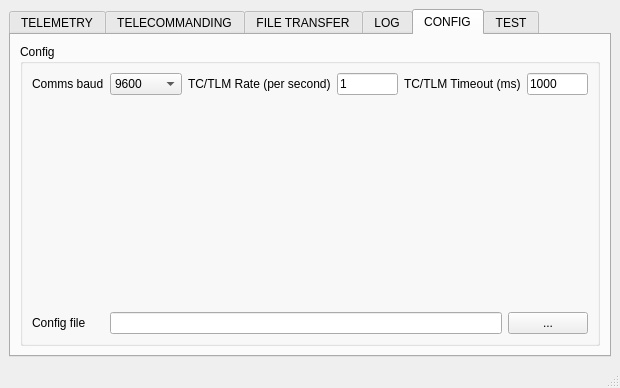
The window that platform-comms-app.ui (Open-Source-Satellite/Mercury-GS) describes before a commit, drawn with Qt 5.
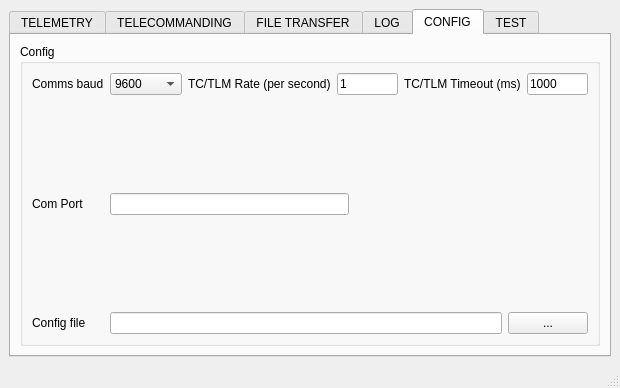
The same window after the commit. The open tabs and pages were chosen to show the change. Icons and pictures are not drawn.

Commit message: Added COM Port select to GUI

```diff
--- a/platform-comms-app.ui
+++ b/platform-comms-app.ui
@@ -23,7 +23,7 @@
     <item>
      <widget class="QTabWidget" name="tabWidget">
       <property name="currentIndex">
-       <number>0</number>
+       <number>4</number>
       </property>
       <widget class="QWidget" name="tabTelemetry">
        <attribute name="title">
@@ -782,14 +782,14 @@
                </property>
               </spacer>
              </item>
-             <item row="2" column="0">
+             <item row="4" column="0">
               <widget class="QLabel" name="labelConfigFile">
                <property name="text">
                 <string>Config file</string>
                </property>
               </widget>
              </item>
-             <item row="2" column="1">
+             <item row="4" column="1">
               <layout class="QHBoxLayout" name="horizontalLayoutConfigFile" stretch="0,0">
                <item>
                 <widget class="QLineEdit" name="inputConfigFilePath"/>
@@ -803,6 +803,46 @@
                </item>
               </layout>
              </item>
+             <item row="2" column="1">
+              <layout class="QHBoxLayout" name="horizontalLayoutComPort">
+               <item>
+                <widget class="QLineEdit" name="inputComPort"/>
+               </item>
+               <item>
+                <spacer name="horizontalSpacerComPort">
+                 <property name="orientation">
+                  <enum>Qt::Horizontal</enum>
+                 </property>
+                 <property name="sizeHint" stdset="0">
+                  <size>
+                   <width>40</width>
+                   <height>20</height>
+                  </size>
+                 </property>
+                </spacer>
+               </item>
+              </layout>
+             </item>
+             <item row="2" column="0">
+              <widget class="QLabel" name="labelComPort">
+               <property name="text">
+                <string>Com Port</string>
+               </property>
+              </widget>
+             </item>
+             <item row="3" column="0" colspan="2">
+              <spacer name="verticalSpacer_7">
+               <property name="orientation">
+                <enum>Qt::Vertical</enum>
+               </property>
+               <property name="sizeHint" stdset="0">
+                <size>
+                 <width>20</width>
+                 <height>40</height>
+                </size>
+               </property>
+              </spacer>
+             </item>
             </layout>
            </item>
           </layout>
```
Left out of the diff: 17 changed lines with no effect on the pictures. The commit also changes 2 other files.
